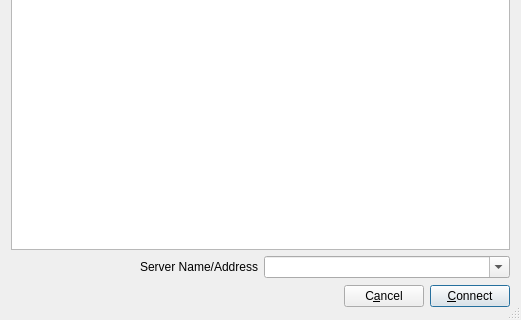
The window that src/connectdlgbase.ui (jamulussoftware/jamulus) describes before a commit, drawn with Qt 5; both pictures show x 0 to 521 and y 173 to 493 of the 521 by 493 pixel window.
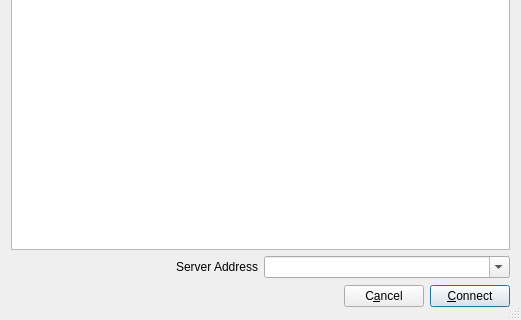
The same window after the commit. Icons and pictures are not drawn.

Commit message: Change Server Name/Address to Server Address to make clear that the Server Name cannot be used in that edit box

The edit to the form file:
```diff
--- a/src/connectdlgbase.ui
+++ b/src/connectdlgbase.ui
@@ -93,7 +93,7 @@
      <item>
       <widget class="QLabel" name="lblServerAddr">
        <property name="text">
-        <string>Server Name/Address</string>
+        <string>Server Address</string>
        </property>
        <property name="alignment">
         <set>Qt::AlignRight|Qt::AlignTrailing|Qt::AlignVCenter</set>
```
The commit also changes 4 other files.
